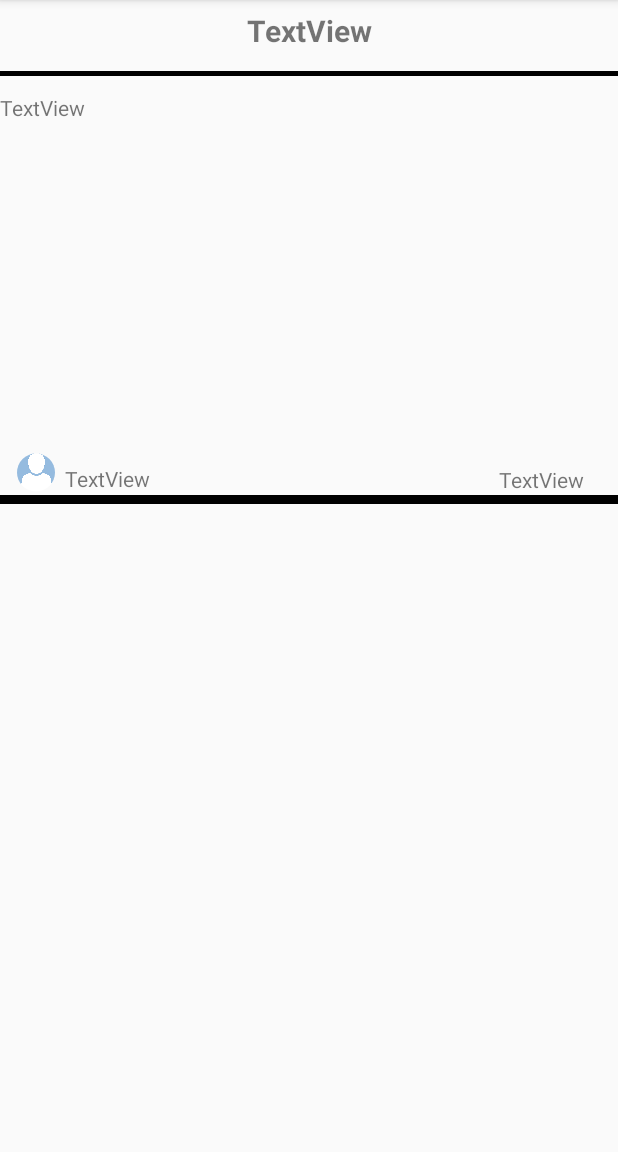
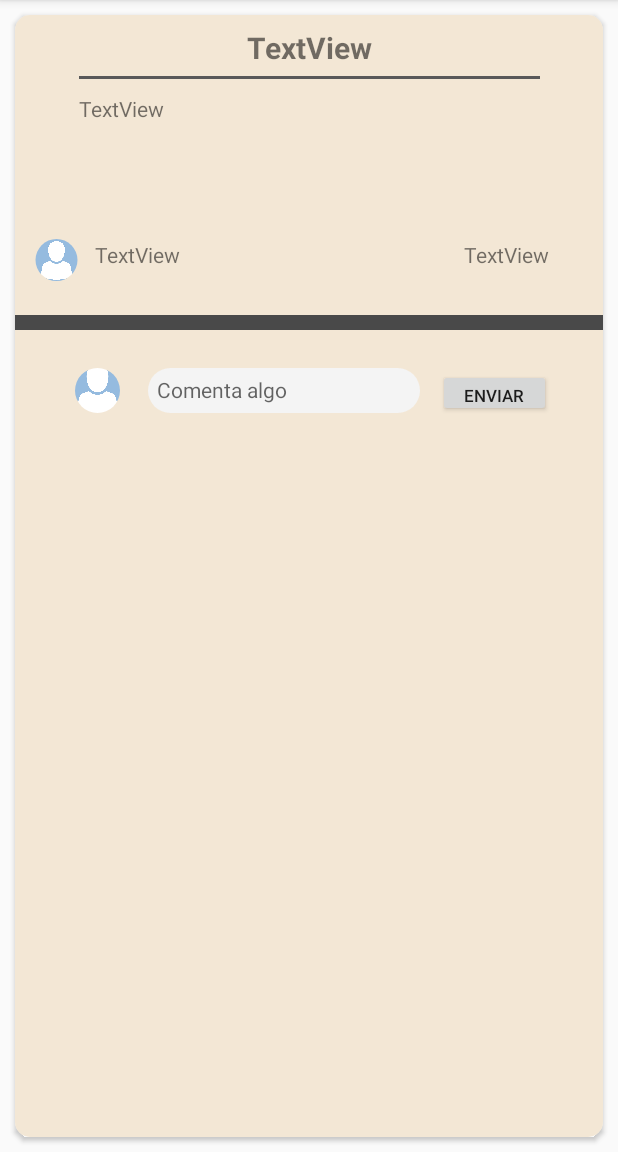
Before and after one commit to Albertomarsan/Gnosis, an Android app: the fragment DetailedPost shown on its own in the app's theme, on a phone screen of 412 x 824 dp, the part 84-1236 px from its top. Run offline under Robolectric (Android 15) with nearby library versions, the phone set to English and light mode, and no system bars; our stand-ins replace CircleImageView, Firebase (no records; nobody signed in at launch, a user with empty details on screens opened directly); 6 statements that could not run were skipped.

Commit message:
mas avance

```diff
--- a/app/src/main/java/com/example/gnosis/Categories.java
+++ b/app/src/main/java/com/example/gnosis/Categories.java
@@ -126,7 +126,6 @@ public class Categories extends Fragment {
 
 
                 //OBTENEMOS LAS CATEGORÍAS ENTERAS A PARTIR DE ESOS IDs
-                DocumentReference docRef;
 
                 bd.collection("Categories").get().addOnSuccessListener(new OnSuccessListener<QuerySnapshot>() {
                     @Override
--- a/app/src/main/java/com/example/gnosis/CreatePost.java
+++ b/app/src/main/java/com/example/gnosis/CreatePost.java
@@ -129,6 +129,7 @@ public class CreatePost extends Fragment {
         editor.apply();
 
         Map<String, Object> map = new HashMap<>();
+        map.put("id", currentDate.toString() + "a");
         map.put("titulo", titulo);
         map.put("contenido", contenido);
         map.put("categoria", categoria);
--- a/app/src/main/java/com/example/gnosis/DetailedPost.java
+++ b/app/src/main/java/com/example/gnosis/DetailedPost.java
@@ -1,12 +1,34 @@
 package com.example.gnosis;
 
+import android.content.SharedPreferences;
 import android.os.Bundle;
 
+import androidx.annotation.NonNull;
 import androidx.fragment.app.Fragment;
+import androidx.preference.PreferenceManager;
+import androidx.recyclerview.widget.LinearLayoutManager;
+import androidx.recyclerview.widget.RecyclerView;
 
 import android.view.LayoutInflater;
 import android.view.View;
 import android.view.ViewGroup;
+import android.widget.ArrayAdapter;
+import android.widget.Button;
+import android.widget.EditText;
+import android.widget.ImageView;
+import android.widget.TextView;
+
+import com.example.gnosis.models.Comment;
+import com.example.gnosis.models.Post;
+import com.google.android.gms.tasks.OnCompleteListener;
+import com.google.android.gms.tasks.OnSuccessListener;
+import com.google.android.gms.tasks.Task;
+import com.google.firebase.firestore.FirebaseFirestore;
+import com.google.firebase.firestore.QueryDocumentSnapshot;
+import com.google.firebase.firestore.QuerySnapshot;
+
+import java.util.ArrayList;
+import java.util.List;
 
 /**
  * A simple {@link Fragment} subclass.
@@ -23,6 +45,23 @@ public class DetailedPost extends Fragment {
     // TODO: Rename and change types of parameters
     private String mParam1;
     private String mParam2;
+    private RecyclerView myRecycler;
+    private CommentAdapter adaptador;
+    private FirebaseFirestore bd;
+
+    // atributos del post
+    private TextView title;
+    private ImageView profilePic_post;
+    private TextView createdAt;
+    private TextView content;
+    private TextView username;
+
+    // atributos sección comentarios
+    private ImageView profilePic_comment;
+    private EditText editText;
+    private Button btnEnviar;
+
+    ArrayList<Comment> comments;
 
     public DetailedPost() {
         // Required empty public constructor
@@ -59,6 +98,62 @@ public class DetailedPost extends Fragment {
     public View onCreateView(LayoutInflater inflater, ViewGroup container,
                              Bundle savedInstanceState) {
         // Inflate the layout for this fragment
-        return inflater.inflate(R.layout.fragment_detailed_post, container, false);
+        View view = inflater.inflate(R.layout.fragment_detailed_post, container, false);
+
+        title = view.findViewById(R.id.title_post);
+        profilePic_post = view.findViewById(R.id.profilePic_post);
+        content = view.findViewById(R.id.content_post);
+        createdAt = view.findViewById(R.id.created_at_post);
+        username = view.findViewById(R.id.username_post);
+
+        profilePic_comment = view.findViewById(R.id.profilePic_comment_post);
+        editText = view.findViewById(R.id.input_comment);
+        btnEnviar = view.findViewById(R.id.btn_comment_post);
+
+        Bundle bundle = this.getArguments();
+        ArrayList<String> postData;
+        postData = bundle.getStringArrayList("postData");
+
+        username.setText(postData.get(0));
+        content.setText(postData.get(1));
+        createdAt.setText(postData.get(2));
+        title.setText(postData.get(4));
+
+        final SharedPreferences preferences = PreferenceManager.getDefaultSharedPreferences(getActivity());
+        final SharedPreferences.Editor editor = preferences.edit();
+        String username_comment = preferences.getString(getString(R.string.miUser), "");
+        editor.apply();
+
+        bd = FirebaseFirestore.getInstance();
+        comments = new ArrayList<>();
+        getCommentsByPostId(view, username_comment, postData.get(3));
+
+        return view;
+    }
+
+    private void getCommentsByPostId(final View view, String username_comment, String idPost) {
+
+        bd.collection("Comments").whereEqualTo("postId", idPost).get().addOnSuccessListener(new OnSuccessListener<QuerySnapshot>() {
+            @Override
+            public void onSuccess(QuerySnapshot queryDocumentSnapshots) {
+
+                for (QueryDocumentSnapshot doc: queryDocumentSnapshots) {
+                    comments.add(doc.toObject(Comment.class));
+                }
+
+                myRecycler = view.findViewById(R.id.recycler_comments);
+                myRecycler.setHasFixedSize(true);
+
+                LinearLayoutManager layoutManager = new LinearLayoutManager(getActivity());
+                myRecycler.setLayoutManager(layoutManager);
+
+                adaptador = new CommentAdapter(comments, getContext());
+                myRecycler.setAdapter(adaptador);
+
+            }
+        });
+
+
+
     }
 }
--- /dev/null
+++ b/app/src/main/res/drawable/rounded_edittext.xml
@@ -0,0 +1,7 @@
+<?xml version="1.0" encoding="utf-8"?>
+<shape xmlns:android="http://schemas.android.com/apk/res/android">
+<solid android:color="#f4f4f4">
+</solid>
+    <padding android:top="6dp" android:bottom="6dp" android:left="6dp" android:right="6dp"></padding>
+    <corners android:radius="32dp"></corners>
+</shape>
--- a/app/src/main/res/layout/fragment_detailed_post.xml
+++ b/app/src/main/res/layout/fragment_detailed_post.xml
@@ -1,24 +1,33 @@
 <?xml version="1.0" encoding="utf-8"?>
-<androidx.core.widget.NestedScrollView
-    xmlns:android="http://schemas.android.com/apk/res/android"
+<androidx.constraintlayout.widget.ConstraintLayout xmlns:android="http://schemas.android.com/apk/res/android"
     xmlns:app="http://schemas.android.com/apk/res-auto"
     xmlns:tools="http://schemas.android.com/tools"
+    android:id="@+id/constraintId"
     android:layout_width="match_parent"
     android:layout_height="match_parent"
     tools:context=".DetailedPost">
 
+    <androidx.cardview.widget.CardView
+        android:layout_width="match_parent"
+        android:layout_height="match_parent"
+        android:layout_margin="10dp"
+        app:cardCornerRadius="10dp">
+
         <androidx.constraintlayout.widget.ConstraintLayout
             android:layout_width="match_parent"
-        android:layout_height="match_parent">
+            android:layout_height="match_parent"
+            android:background="#F3E7D5">
 
             <LinearLayout
                 android:id="@+id/linearLayout4"
-            android:layout_width="wrap_content"
-            android:layout_height="300dp"
+                android:layout_width="338dp"
+                android:layout_height="138dp"
                 android:orientation="vertical"
+                android:paddingLeft="15dp"
+                android:paddingTop="8dp"
+                android:paddingRight="15dp"
                 app:layout_constraintBottom_toBottomOf="parent"
                 app:layout_constraintEnd_toEndOf="parent"
-            app:layout_constraintHorizontal_bias="0.0"
                 app:layout_constraintStart_toStartOf="parent"
                 app:layout_constraintTop_toTopOf="parent"
                 app:layout_constraintVertical_bias="0.0">
@@ -27,79 +36,133 @@
                     android:id="@+id/title_post"
                     android:layout_width="match_parent"
                     android:layout_height="wrap_content"
-                android:layout_marginTop="3pt"
-                android:layout_marginBottom="6pt"
                     android:text="TextView"
                     android:textAlignment="center"
                     android:textSize="20sp"
-                android:textStyle="bold"
-                app:layout_constraintBottom_toBottomOf="parent"
-                app:layout_constraintEnd_toEndOf="parent"
-                app:layout_constraintStart_toStartOf="parent"
-                app:layout_constraintTop_toTopOf="parent" />
-
+                    android:textStyle="bold" />
 
                 <View
                     android:layout_width="match_parent"
-                android:layout_height="3dp"
-                android:background="#000000"></View>
+                    android:layout_height="2dp"
+                    android:layout_marginTop="5dp"
+                    android:layout_marginBottom="4dp"
+                    android:background="#595959">
+
+                </View>
 
                 <TextView
                     android:id="@+id/content_post"
                     android:layout_width="match_parent"
                     android:layout_height="wrap_content"
-                android:layout_marginTop="5pt"
+                    android:paddingTop="6dp"
                     android:text="TextView" />
-
             </LinearLayout>
 
             <de.hdodenhof.circleimageview.CircleImageView
                 android:id="@+id/profilePic_post"
-            android:layout_width="25dp"
-            android:layout_height="30dp"
+                android:layout_width="30dp"
+                android:layout_height="28dp"
                 android:src="@drawable/avatar"
-            app:layout_constraintBottom_toTopOf="@+id/view"
-            app:layout_constraintEnd_toEndOf="parent"
-            app:layout_constraintHorizontal_bias="0.03"
+                app:layout_constraintBottom_toBottomOf="parent"
+                app:layout_constraintEnd_toStartOf="@+id/username_post"
+                app:layout_constraintHorizontal_bias="0.54"
                 app:layout_constraintStart_toStartOf="parent"
-            app:layout_constraintTop_toBottomOf="@+id/linearLayout4" />
+                app:layout_constraintTop_toBottomOf="@+id/linearLayout4"
+                app:layout_constraintVertical_bias="0.01999998" />
 
             <TextView
                 android:id="@+id/username_post"
                 android:layout_width="wrap_content"
                 android:layout_height="wrap_content"
-            android:layout_marginTop="7dp"
                 android:text="TextView"
-            app:layout_constraintBottom_toTopOf="@+id/view"
+                app:layout_constraintBottom_toBottomOf="parent"
                 app:layout_constraintEnd_toEndOf="parent"
-            app:layout_constraintHorizontal_bias="0.02"
-            app:layout_constraintStart_toEndOf="@+id/profilePic_post"
-            app:layout_constraintTop_toBottomOf="@+id/linearLayout4" />
+                app:layout_constraintHorizontal_bias="0.16"
+                app:layout_constraintStart_toStartOf="parent"
+                app:layout_constraintTop_toBottomOf="@+id/linearLayout4"
+                app:layout_constraintVertical_bias="0.01999998" />
 
             <TextView
-            android:id="@+id/createdAt_post"
+                android:id="@+id/created_at_post"
                 android:layout_width="wrap_content"
                 android:layout_height="wrap_content"
-            android:layout_marginTop="9dp"
                 android:text="TextView"
-            app:layout_constraintBottom_toTopOf="@+id/view"
+                app:layout_constraintBottom_toBottomOf="parent"
                 app:layout_constraintEnd_toEndOf="parent"
-            app:layout_constraintHorizontal_bias="0.91"
+                app:layout_constraintHorizontal_bias="0.84"
                 app:layout_constraintStart_toEndOf="@+id/username_post"
-            app:layout_constraintTop_toBottomOf="@+id/linearLayout4" />
+                app:layout_constraintTop_toBottomOf="@+id/linearLayout4"
+                app:layout_constraintVertical_bias="0.01999998" />
+
 
             <View
                 android:id="@+id/view"
                 android:layout_width="match_parent"
-            android:layout_height="6dp"
-            android:background="#000000"
-            android:paddingTop="3pt"
+                android:layout_height="10dp"
+                android:background="#494949"
                 app:layout_constraintBottom_toBottomOf="parent"
                 app:layout_constraintEnd_toEndOf="parent"
-            app:layout_constraintHorizontal_bias="0.0"
                 app:layout_constraintStart_toStartOf="parent"
-            app:layout_constraintTop_toBottomOf="0.0"></View>
+                app:layout_constraintTop_toBottomOf="@+id/profilePic_post"
+                app:layout_constraintVertical_bias="0.04000002">
+            </View>
+
+            <de.hdodenhof.circleimageview.CircleImageView
+                android:id="@+id/profilePic_comment_post"
+                android:layout_width="39dp"
+                android:layout_height="30dp"
+                android:src="@drawable/avatar"
+                app:layout_constraintBottom_toBottomOf="parent"
+                app:layout_constraintEnd_toStartOf="@+id/input_comment"
+                app:layout_constraintHorizontal_bias="0.714"
+                app:layout_constraintStart_toStartOf="parent"
+                app:layout_constraintTop_toBottomOf="@+id/view"
+                app:layout_constraintVertical_bias="0.05" />
+
+            <androidx.recyclerview.widget.RecyclerView
+                android:id="@+id/recycler_comments"
+                android:layout_width="342dp"
+                android:layout_height="288dp"
+                android:layout_marginTop="10dp"
+                android:textAlignment="inherit"
+                app:layout_constraintBottom_toBottomOf="parent"
+                app:layout_constraintEnd_toEndOf="parent"
+                app:layout_constraintHorizontal_bias="1.0"
+                app:layout_constraintStart_toStartOf="parent"
+                app:layout_constraintTop_toBottomOf="@+id/input_comment"
+                app:layout_constraintVertical_bias="0.104" />
+
+            <EditText
+                android:id="@+id/input_comment"
+                android:layout_width="181dp"
+                android:layout_height="30dp"
+                android:background="@drawable/rounded_edittext"
+                android:hint="Comenta algo"
+                android:textSize="14sp"
+                app:layout_constraintBottom_toBottomOf="parent"
+                app:layout_constraintEnd_toEndOf="parent"
+                app:layout_constraintHorizontal_bias="0.42"
+                app:layout_constraintStart_toStartOf="parent"
+                app:layout_constraintTop_toBottomOf="@+id/view"
+                app:layout_constraintVertical_bias="0.050000012" />
+
+            <Button
+                android:id="@+id/btn_comment_post"
+                android:layout_width="75dp"
+                android:layout_height="32dp"
+                android:text="Enviar"
+                android:textSize="11sp"
+                app:layout_constraintBottom_toBottomOf="parent"
+                app:layout_constraintEnd_toEndOf="parent"
+                app:layout_constraintHorizontal_bias="0.25"
+                app:layout_constraintStart_toEndOf="@+id/input_comment"
+                app:layout_constraintTop_toBottomOf="@+id/view"
+                app:layout_constraintVertical_bias="0.051" />
 
         </androidx.constraintlayout.widget.ConstraintLayout>
 
-</androidx.core.widget.NestedScrollView>
+
+    </androidx.cardview.widget.CardView>
+
+
+</androidx.constraintlayout.widget.ConstraintLayout>
```
Also changed, not shown: app/src/main/java/com/example/gnosis/CommentAdapter.java (added, +88 -0 lines), app/src/main/java/com/example/gnosis/PostAdapter.java (+43 -2 lines), app/src/main/java/com/example/gnosis/TusPosts.java (+60 -3 lines), app/src/main/java/com/example/gnosis/models/Comment.java (+29 -15 lines), app/src/main/java/com/example/gnosis/models/Post.java (+11 -3 lines), app/src/main/res/layout/layout_comment_adapter.xml (added, +68 -0 lines), app/src/main/res/layout/layout_post_adapter.xml (+13 -11 lines). Lines whose indentation alone changed are shown as unchanged.
